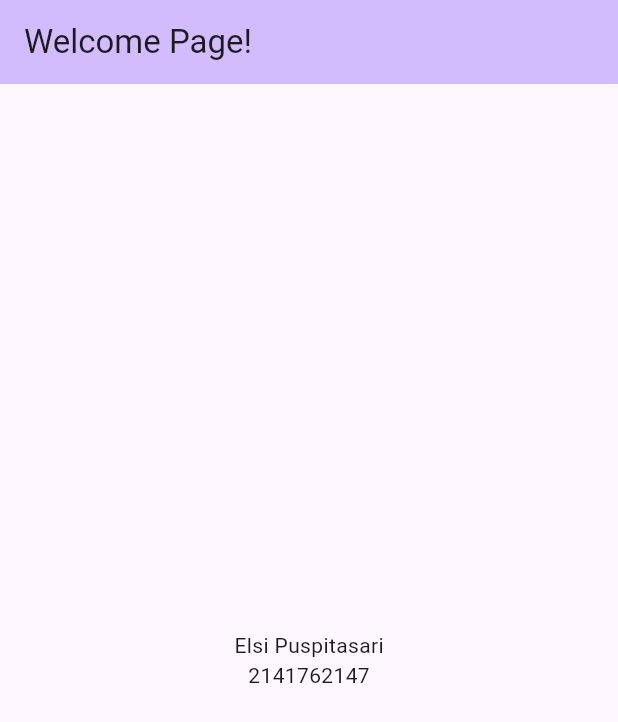
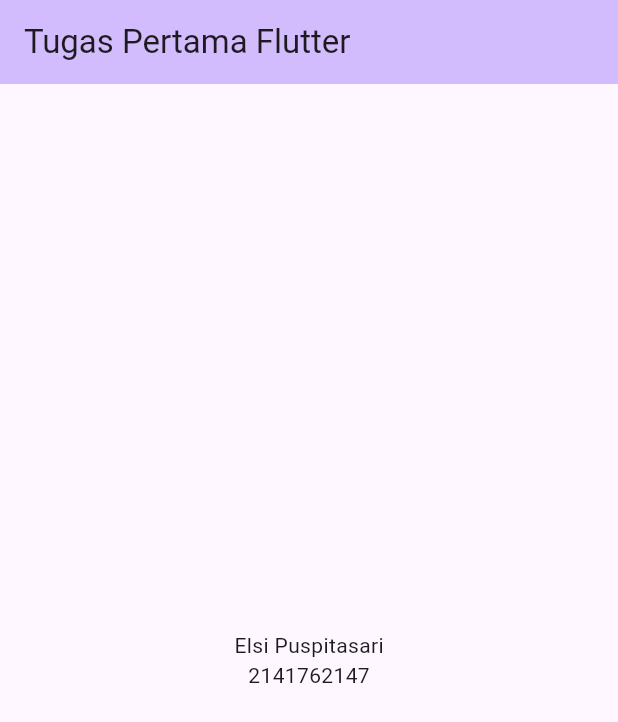
Before and after one commit to elsiip/polinema_mobile_flutter_hello, a Flutter app: the screen it shows after launch, on a phone screen of 412 x 824 dp. Shown: the top 722 px of the screen. Run offline on Flutter 3.47's test engine with Material 2 defaults, Android fonts, the phone set to English and light mode, and no system bars.

Commit message:
Update main.dart

```diff
--- a/lib/main.dart
+++ b/lib/main.dart
@@ -31,7 +31,7 @@ class MyApp extends StatelessWidget {
         colorScheme: ColorScheme.fromSeed(seedColor: Colors.deepPurple),
         useMaterial3: true,
       ),
-      home: const MyHomePage(title: 'Welcome Page!'),
+      home: const MyHomePage(title: 'Tugas Pertama Flutter'),
     );
   }
 }
```
